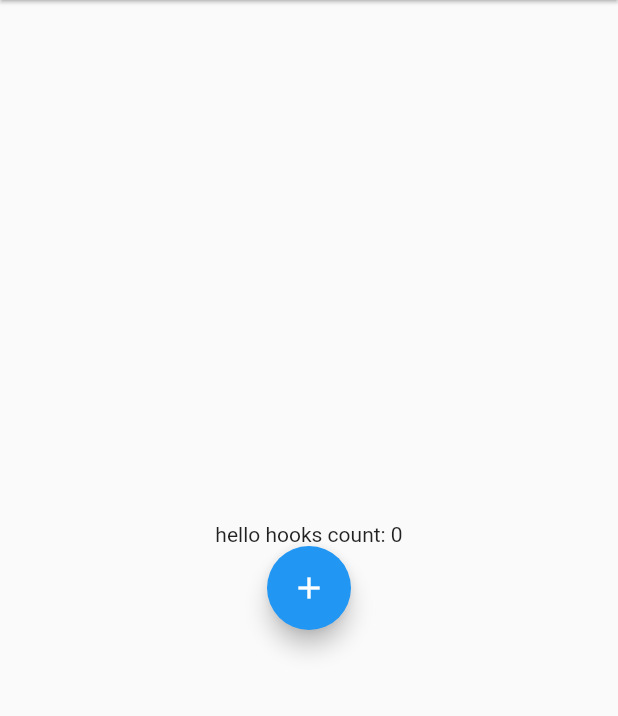
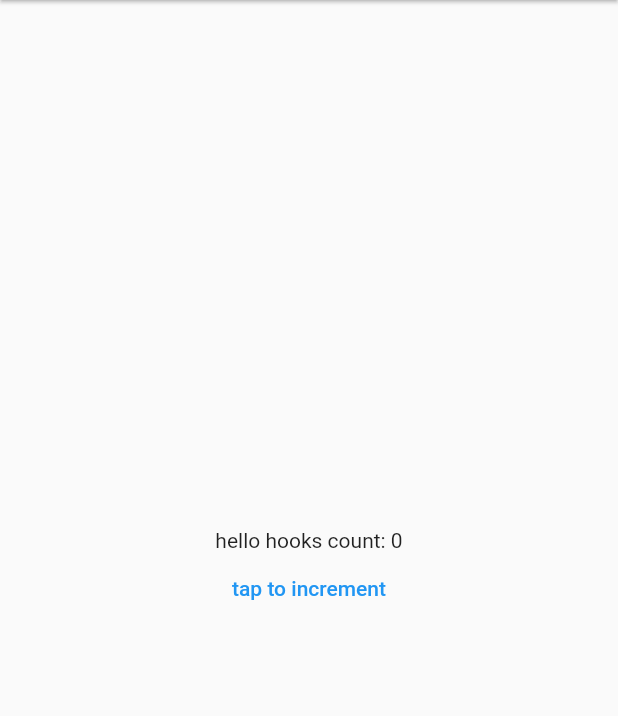
Before and after one commit to murakamiren/flutter_hooks_prac, a Flutter app: the screen it shows after launch, on a phone screen of 412 x 824 dp, the part 84-800 px from its top. Run offline on Flutter 3.47's test engine with Material 2 defaults, Android fonts, the phone set to English and light mode, and no system bars; our stand-ins replace flutter_hooks.

Commit message:
text button

```diff
--- a/lib/view/home.dart
+++ b/lib/view/home.dart
@@ -5,6 +5,9 @@ class HomeView extends HookWidget {
   @override
   Widget build(BuildContext context) {
     final count = useState(0);
+    void countIncrement() {
+      count.value++;
+    }
 
     return Scaffold(
       appBar: AppBar(
@@ -19,13 +22,7 @@ class HomeView extends HookWidget {
           Center(
             child: Text("hello hooks count: ${count.value.toString()}"),
           ),
-          FloatingActionButton(
-            onPressed: () {
-              count.value++;
-            },
-            tooltip: "increment",
-            child: const Icon(Icons.add),
-          )
+          TextButton(onPressed: countIncrement, child: Text("tap to increment"))
         ],
       ),
     );
```
